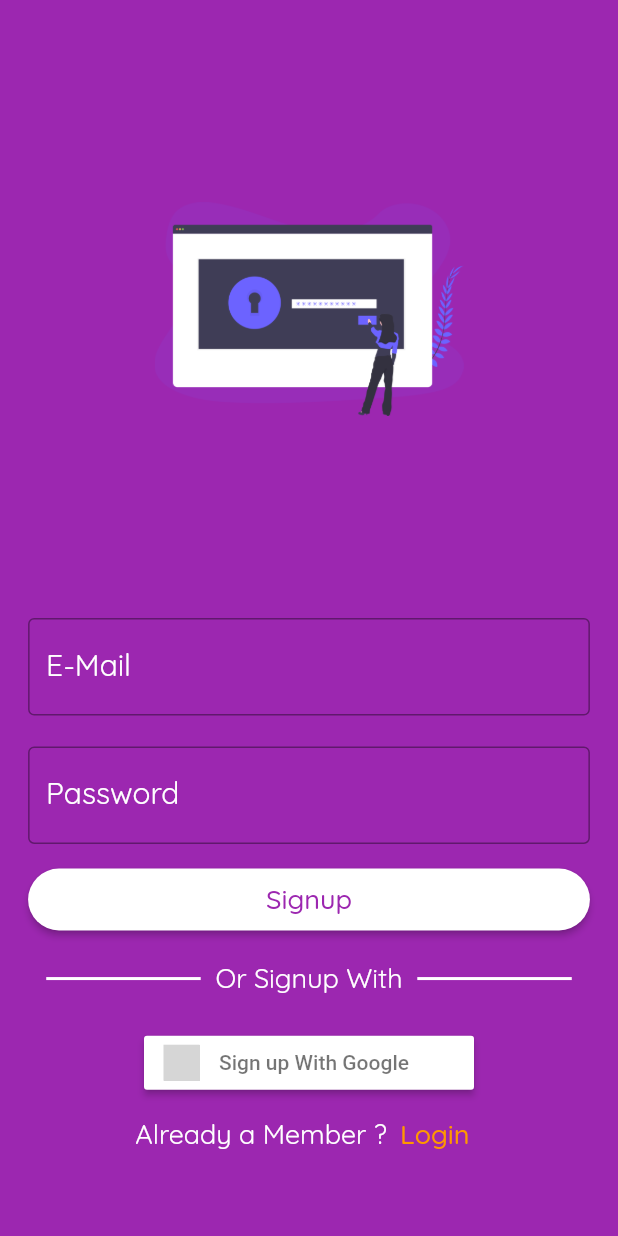
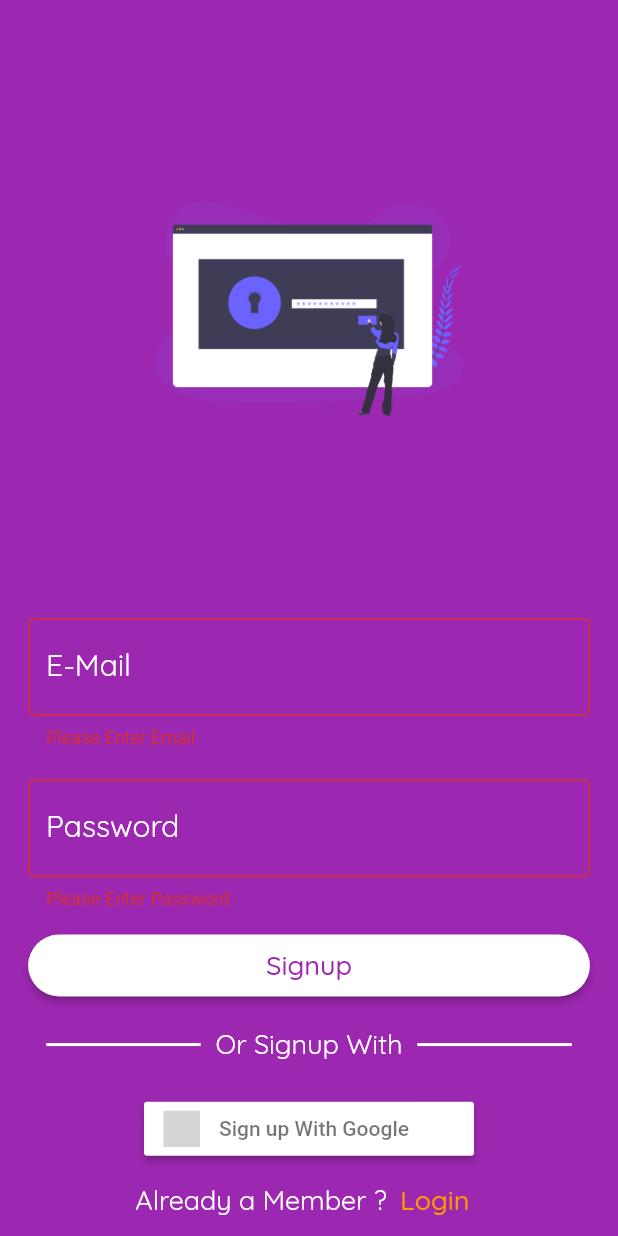
Before and after one commit to ajaysharma12799/flutter-authentication-app, a Flutter app: the Signup screen opened by its route, after a tap on "Signup", on a phone screen of 412 x 824 dp. Run offline on Flutter 3.47's test engine with Material 2 defaults, Android fonts, the phone set to English and light mode, and no system bars; our stand-ins replace cached_network_image, firebase_auth, flutter_signin_button, flutter_svg; accounts and stored records are empty; grey boxes are pictures that could not be loaded.

Commit message:
Implemented Signup via_Email_Password Feature

```diff
--- a/lib/screens/signupScreen.dart
+++ b/lib/screens/signupScreen.dart
@@ -1,6 +1,5 @@
-import 'dart:ui';
-
 import 'package:flutter/material.dart';
+import 'package:firebase_auth/firebase_auth.dart';
 import 'package:flutter_signin_button/flutter_signin_button.dart';
 
 class Signup extends StatefulWidget {
@@ -16,11 +15,92 @@ class _SignupState extends State<Signup> {
     Navigator.popAndPushNamed(context, "/Signin");
   }
 
+  // Method to Navigate to HomeScreen
+  void navigateToHomeScreen(BuildContext context) {
+    Navigator.of(context).pop();
+    Navigator.popAndPushNamed(context, "/HomeScreen");
+  }
+
+  final emailController = TextEditingController();
+  final passwordController = TextEditingController();
+  final GlobalKey<FormState> _key = GlobalKey<FormState>();
+  User _user;
+
+  void signupHandler() async {
+    String email = emailController.text;
+    String password = passwordController.text;
+
+    if (_key.currentState.validate()) {
+      // Checking if Form_Key Current State is Validated
+      try {
+        UserCredential userCredential = await FirebaseAuth.instance
+            .createUserWithEmailAndPassword(email: email, password: password);
+        this._user =
+            userCredential.user; // Storing Registered User into Global User
+        // Showing DialogBoc
+        showDialogBox("Account Created Successfully", false);
+      } on FirebaseAuthException catch (error) {
+        if (error.code == 'weak-password') {
+          showDialogBox("The password provided is too weak.", true);
+        } else if (error.code == 'email-already-in-use') {
+          showDialogBox("The account already exists for that email.", true);
+        }
+      } catch (error) {
+        // Printing If Any Other Error Occurs
+        print(error);
+      }
+    }
+  }
+
+  showDialogBox(String message, bool flag) {
+    showDialog(
+        context: context,
+        builder: (BuildContext context) {
+          return flag
+              ? AlertDialog(
+                  title: Text("Error"),
+                  content: Text(message),
+                  actions: <Widget>[
+                    TextButton(
+                      onPressed: () => Navigator.of(context).pop(),
+                      child: Text("Ok"),
+                    )
+                  ],
+                )
+              : AlertDialog(
+                  title: Text("Success"),
+                  content: Text(message),
+                  actions: <Widget>[
+                      TextButton(
+                        onPressed: () => navigateToHomeScreen(context),
+                        child: Text("Ok"),
+                      )
+                    ]);
+        });
+  }
+
+  @override
+  void initState() {
+    super.initState();
+  }
+
+  @override
+  void dispose() {
+    /*
+      Cleaning Some Components when user Background or Close Our App
+    */
+    emailController.dispose();
+    passwordController.dispose();
+    super.dispose();
+  }
+
   @override
   Widget build(BuildContext context) {
     return Scaffold(
       backgroundColor: Theme.of(context).primaryColor,
       body: SingleChildScrollView(
+        child: Form(
+          key: _key,
           child: Center(
             child: Column(
               children: <Widget>[
@@ -32,6 +112,12 @@ class _SignupState extends State<Signup> {
                 Container(
                   width: (MediaQuery.of(context).size.width as double) / 1.1,
                   child: TextFormField(
+                    controller: emailController,
+                    validator: (String value) {
+                      if (value.isEmpty) {
+                        return "Please Enter Email";
+                      }
+                    },
                     style: TextStyle(
                       color: Colors.white,
                       fontSize: 20,
@@ -52,6 +138,16 @@ class _SignupState extends State<Signup> {
                 Container(
                   width: (MediaQuery.of(context).size.width as double) / 1.1,
                   child: TextFormField(
+                    controller: passwordController,
+                    validator: (String value) {
+                      if (value.isEmpty) {
+                        return "Please Enter Password";
+                      }
+                      if (value.length < 6) {
+                        return "Password Should be Above 6 Character";
+                      }
+                    },
+                    obscureText: true,
                     style: TextStyle(
                       color: Colors.white,
                       fontSize: 20,
@@ -82,11 +178,12 @@ class _SignupState extends State<Signup> {
                       ),
                     ),
                     style: ButtonStyle(
-                      backgroundColor: MaterialStateProperty.all(Colors.white),
+                        backgroundColor:
+                            MaterialStateProperty.all(Colors.white),
                         shape: MaterialStateProperty.all(RoundedRectangleBorder(
                           borderRadius: BorderRadius.circular(50),
                         ))),
-                  onPressed: () {},
+                    onPressed: signupHandler,
                   ),
                 ),
                 SizedBox(
@@ -96,7 +193,8 @@ class _SignupState extends State<Signup> {
                   mainAxisAlignment: MainAxisAlignment.center,
                   children: <Widget>[
                     Container(
-                    width: (MediaQuery.of(context).size.width as double) / 4.0,
+                      width:
+                          (MediaQuery.of(context).size.width as double) / 4.0,
                       child: Divider(
                         color: Colors.white,
                         thickness: 2.0,
@@ -114,7 +212,8 @@ class _SignupState extends State<Signup> {
                       ),
                     ),
                     Container(
-                    width: (MediaQuery.of(context).size.width as double) / 4.0,
+                      width:
+                          (MediaQuery.of(context).size.width as double) / 4.0,
                       child: Divider(
                         color: Colors.white,
                         thickness: 2.0,
@@ -161,6 +260,7 @@ class _SignupState extends State<Signup> {
             ),
           ),
         ),
+      ),
     );
   }
 }
```
Lines whose indentation alone changed are shown as unchanged.
